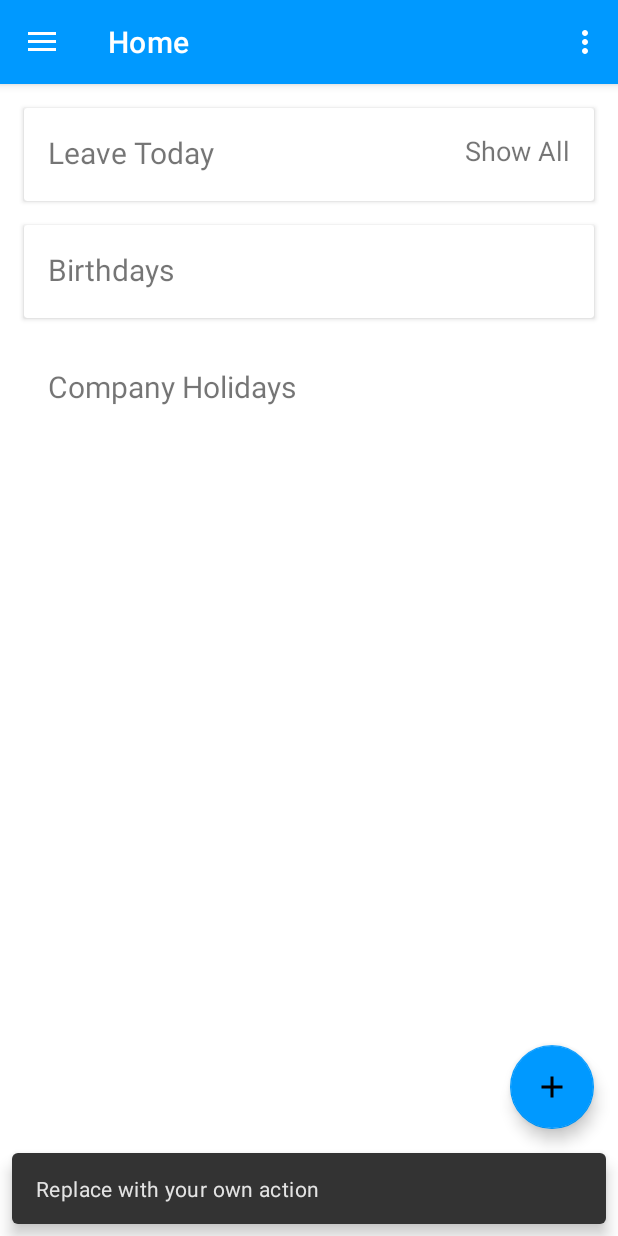
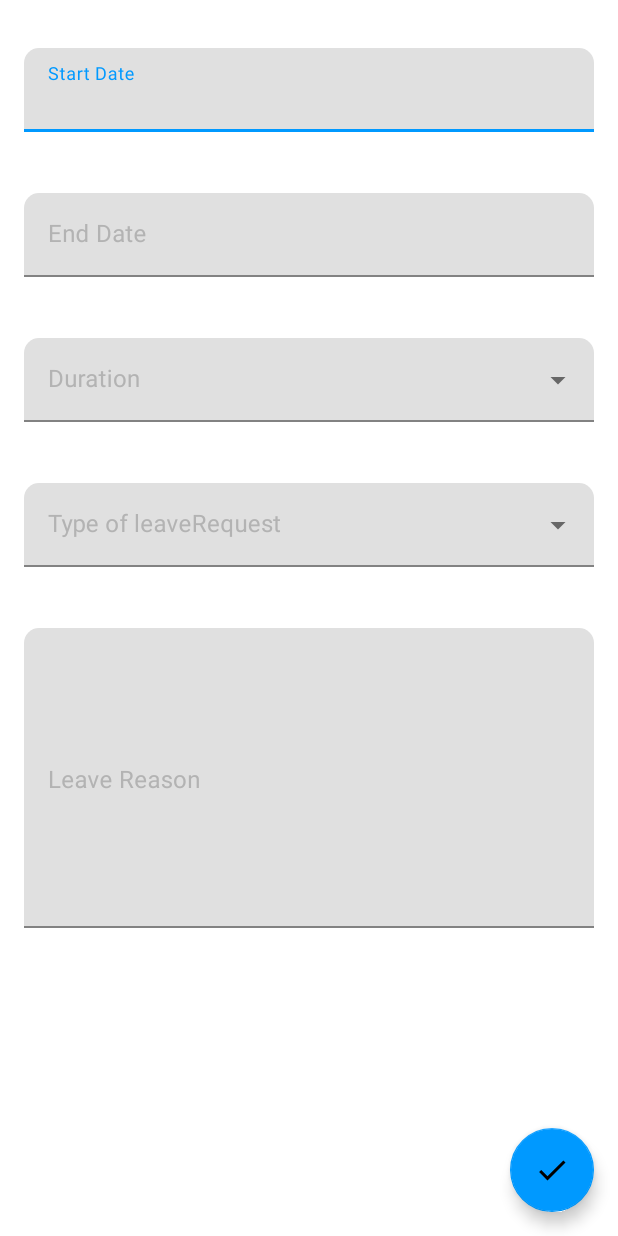
Before and after one commit to incwell-technology/and-lms, an Android app: the DashboardActivity screen opened directly, with no data from a screen before it, after a tap on an icon or button, on a phone screen of 412 x 824 dp. Run offline under Robolectric (Android 15) with nearby library versions, the phone set to English and light mode, and no system bars; our stand-ins replace Picasso, data binding; libraries missing offline, so code that uses them is left out: com.mikhaellopez.circularimageview, com.orhanobut.hawk, com.xwray.groupie; network calls fail; pictures from the network do not load; 4 statements that could not run were skipped.

Commit message:
leave apply feature added

```diff
--- a/app/src/main/AndroidManifest.xml
+++ b/app/src/main/AndroidManifest.xml
@@ -15,6 +15,8 @@
             android:supportsRtl="true"
             android:theme="@style/AppTheme"
             tools:ignore="GoogleAppIndexingWarning">
+        <activity android:name="com.incwelltechnology.lms.ui.leaveRequest.LeaveActivity">
+        </activity>
         <activity android:name=".ui.employee.EmployeeActivity">
         </activity>
         <activity
@@ -29,6 +31,7 @@
                 <category android:name="android.intent.category.LAUNCHER"/>
             </intent-filter>
         </activity>
+        <activity android:name=".ui.leave.LeaveActivity"/>
     </application>
 
 </manifest>
--- a/app/src/main/java/com/incwelltechnology/lms/ui/employee/EmployeeRepository.kt
+++ b/app/src/main/java/com/incwelltechnology/lms/data/repository/EmployeeRepository.kt
@@ -1,4 +1,4 @@
-package com.incwelltechnology.lms.ui.employee
+package com.incwelltechnology.lms.data.repository
 
 import com.incwelltechnology.lms.data.network.LmsApi
 
--- /dev/null
+++ b/app/src/main/java/com/incwelltechnology/lms/data/repository/LeaveRepository.kt
@@ -0,0 +1,19 @@
+package com.incwelltechnology.lms.data.repository
+
+import com.incwelltechnology.lms.data.model.BaseResponse
+import com.incwelltechnology.lms.data.model.LeaveRequest
+import com.incwelltechnology.lms.data.network.LmsApi
+import retrofit2.Response
+
+class LeaveRepository(private val lmsApi: LmsApi){
+    suspend fun applyLeave(
+        type:String,
+        from_date:String,
+        to_date:String,
+        half_day:Boolean,
+        leave_reason:String
+    ):Response<BaseResponse<LeaveRequest>>{
+        val leave=LeaveRequest(type,from_date,to_date,half_day,leave_reason)
+        return lmsApi.applyLeave(leave)
+    }
+}
--- a/app/src/main/java/com/incwelltechnology/lms/module/EmployeeModules.kt
+++ b/app/src/main/java/com/incwelltechnology/lms/module/EmployeeModules.kt
@@ -1,6 +1,6 @@
 package com.incwelltechnology.lms.module
 
-import com.incwelltechnology.lms.ui.employee.EmployeeRepository
+import com.incwelltechnology.lms.data.repository.EmployeeRepository
 import com.incwelltechnology.lms.ui.employee.EmployeeViewModel
 import org.koin.androidx.viewmodel.dsl.viewModel
 import org.koin.dsl.module
--- /dev/null
+++ b/app/src/main/java/com/incwelltechnology/lms/module/LeaveModules.kt
@@ -0,0 +1,13 @@
+package com.incwelltechnology.lms.module
+
+import com.incwelltechnology.lms.data.repository.LeaveRepository
+import com.incwelltechnology.lms.ui.leave.LeaveActivity
+import com.incwelltechnology.lms.ui.leave.LeaveViewModel
+import org.koin.androidx.viewmodel.dsl.viewModel
+import org.koin.dsl.module
+
+val leaveModule= module {
+    viewModel { LeaveViewModel(get()) }
+    single { LeaveActivity() }
+    single { LeaveRepository(get()) }
+}
--- a/app/src/main/java/com/incwelltechnology/lms/ui/employee/EmployeeViewModel.kt
+++ b/app/src/main/java/com/incwelltechnology/lms/ui/employee/EmployeeViewModel.kt
@@ -3,6 +3,7 @@ package com.incwelltechnology.lms.ui.employee
 import androidx.lifecycle.MutableLiveData
 import androidx.lifecycle.ViewModel
 import com.incwelltechnology.lms.data.model.Employee
+import com.incwelltechnology.lms.data.repository.EmployeeRepository
 import com.incwelltechnology.lms.util.Coroutine
 import kotlinx.coroutines.Dispatchers
 import kotlinx.coroutines.withContext
--- a/app/src/main/java/com/incwelltechnology/lms/ui/home/DashboardActivity.kt
+++ b/app/src/main/java/com/incwelltechnology/lms/ui/home/DashboardActivity.kt
@@ -16,7 +16,6 @@ import androidx.lifecycle.Observer
 import androidx.recyclerview.widget.LinearLayoutManager
 import androidx.recyclerview.widget.RecyclerView
 import com.google.android.material.navigation.NavigationView
-import com.google.android.material.snackbar.Snackbar
 import com.incwelltechnology.lms.R
 import com.incwelltechnology.lms.data.model.Birthday
 import com.incwelltechnology.lms.databinding.ActivityDashboardBinding
@@ -26,6 +25,7 @@ import com.incwelltechnology.lms.ui.auth.LoginActivity
 import com.incwelltechnology.lms.ui.employee.EmployeeActivity
 import com.incwelltechnology.lms.ui.home.birthday.BirthdayItem
 import com.incwelltechnology.lms.ui.home.fragment.ProfileFragment
+import com.incwelltechnology.lms.ui.leave.LeaveActivity
 import com.incwelltechnology.lms.util.toast
 import com.mikhaellopez.circularimageview.CircularImageView
 import com.squareup.picasso.Picasso
@@ -51,9 +51,10 @@ class DashboardActivity : BaseActivity<ActivityDashboardBinding>(), NavigationVi
 
         //sets color of fab
         fab.backgroundTintList= ColorStateList.valueOf(resources.getColor(R.color.colorAccent))
-        fab.setOnClickListener { view ->
-            Snackbar.make(view, "Replace with your own action", Snackbar.LENGTH_LONG)
-                .setAction("Action", null).show()
+        fab.setOnClickListener {
+            val intent = Intent(this, LeaveActivity::class.java)
+            startActivity(intent)
+            overridePendingTransition(R.anim.slide_in_right, R.anim.slide_in_left)
         }
         val drawerLayout: DrawerLayout = findViewById(R.id.drawer_layout)
         val navView: NavigationView = findViewById(R.id.nav_view)
--- /dev/null
+++ b/app/src/main/java/com/incwelltechnology/lms/ui/leave/LeaveActivity.kt
@@ -0,0 +1,127 @@
+package com.incwelltechnology.lms.ui.leave
+
+import android.app.DatePickerDialog
+import android.content.Context
+import android.os.Bundle
+import android.text.Editable
+import android.widget.ArrayAdapter
+import android.widget.AutoCompleteTextView
+import android.widget.DatePicker
+import androidx.fragment.app.DialogFragment
+import com.incwelltechnology.lms.R
+import com.incwelltechnology.lms.databinding.ActivityLeaveBinding
+import com.incwelltechnology.lms.ui.BaseActivity
+import com.incwelltechnology.lms.ui.home.fragment.DatePickerFragment
+import com.incwelltechnology.lms.util.hide
+import com.incwelltechnology.lms.util.show
+import com.incwelltechnology.lms.util.snack
+import kotlinx.android.synthetic.main.activity_leave.*
+import org.koin.androidx.viewmodel.ext.android.viewModel
+import java.util.*
+
+class LeaveActivity : BaseActivity<ActivityLeaveBinding>(), DatePickerDialog.OnDateSetListener, LeaveListener{
+
+    var tagNumber: Int = 1
+    private val leaveViewModel: LeaveViewModel by viewModel()
+
+    override fun onCreate(savedInstanceState: Bundle?) {
+        super.onCreate(savedInstanceState)
+        super.dataBinding.leave=leaveViewModel
+
+        leaveViewModel.leaveListener=this
+
+        val holiday = arrayOf("Half Day", "Full Day")
+        val type = arrayOf("Annual Leave", "Sick Leave", "CompensationActivity Leave", "Unpaid Leave")
+        dropDown(this, holiday, leave_dropdown)
+        dropDown(this, type, type_of_leave_dropdown)
+
+        start_date.setOnClickListener {
+            val datePicker: DialogFragment = DatePickerFragment()
+            datePicker.show(supportFragmentManager, "start date picker")
+            tagNumber = 0
+        }
+        end_date.setOnClickListener {
+            val datePicker: DialogFragment = DatePickerFragment()
+            datePicker.show(supportFragmentManager, "end date picker")
+            tagNumber = 1
+        }
+
+        apply_leave.setOnClickListener {
+            val type = type_of_leave_dropdown.text.toString()
+            val from_date = start_date.text.toString()
+            val to_date = end_date.text.toString()
+            val leave = leave_dropdown.text.toString()
+            val leave_reason = reason.text.toString()
+
+            when{
+                from_date.isEmpty() -> {
+                    layout_start_date.error = "Start Date Field is Empty"
+                    layout_start_date.requestFocus()
+                    return@setOnClickListener
+                }
+                to_date.isEmpty() -> {
+                    layout_end_date.error = "End Date Field is Empty"
+                    layout_end_date.requestFocus()
+                    return@setOnClickListener
+                }
+                leave.isEmpty() -> {
+                    layout_duration.error="Duration Field is Empty"
+                    layout_duration.requestFocus()
+                    return@setOnClickListener
+                }
+                type.isEmpty() -> {
+                    layout_type_of_leave.error="Leave Type Field is Empty"
+                    layout_type_of_leave.requestFocus()
+                    return@setOnClickListener
+                }
+                leave_reason.isEmpty() -> {
+                    layout_leave_reason.error="Leave Reason Field is Empty"
+                    layout_leave_reason.requestFocus()
+                    return@setOnClickListener
+                }
+                else ->{
+                    leaveViewModel.getValues(type,from_date,to_date,leave,leave_reason)
+                    leaveViewModel.onApplyButtonClick()
+
+                }
+            }
+        }
+
+    }
+
+    override fun getLayout(): Int {
+        return R.layout.activity_leave
+    }
+
+    override fun onStarted() {
+        processing.show()
+    }
+
+    override fun onSuccess(message: String) {
+        processing.hide()
+        apply_leave.snack(message)
+    }
+
+    override fun onFailure(message: String) {
+        processing.hide()
+        apply_leave.snack(message)
+    }
+
+    override fun onDateSet(view: DatePicker?, year: Int, month: Int, dayOfMonth: Int) {
+        val calendar = Calendar.getInstance()
+        calendar.set(Calendar.YEAR, year)
+        calendar.set(Calendar.MONTH, month)
+        calendar.set(Calendar.DAY_OF_MONTH, dayOfMonth)
+//        val currentDate = DateFormat.getDateInstance().format(calendar.time)
+        val currentDate = "$year-$month-$dayOfMonth"
+        if (tagNumber == 0) {
+            start_date.text = Editable.Factory.getInstance().newEditable(currentDate)
+        } else {
+            end_date.text = Editable.Factory.getInstance().newEditable(currentDate)
+        }
+    }
+
+    private fun dropDown(context: Context, objects: Array<String>, id: AutoCompleteTextView) {
+        id.setAdapter(ArrayAdapter(context, R.layout.dropdown_menu_popup_item, objects))
+    }
+}
--- /dev/null
+++ b/app/src/main/java/com/incwelltechnology/lms/ui/leave/LeaveListener.kt
@@ -0,0 +1,7 @@
+package com.incwelltechnology.lms.ui.leave
+
+interface LeaveListener {
+    fun onStarted()
+    fun onSuccess(message: String)
+    fun onFailure(message:String)
+}
--- /dev/null
+++ b/app/src/main/java/com/incwelltechnology/lms/ui/leave/LeaveViewModel.kt
@@ -0,0 +1,52 @@
+package com.incwelltechnology.lms.ui.leave
+
+import androidx.lifecycle.ViewModel
+import com.incwelltechnology.lms.data.repository.LeaveRepository
+import com.incwelltechnology.lms.util.Coroutine
+import kotlinx.coroutines.Dispatchers
+import kotlinx.coroutines.withContext
+
+class LeaveViewModel(private val leaveRepository: LeaveRepository) : ViewModel() {
+    private var type: String? = null
+    private var startDate: String? = null
+    private var endDate: String? = null
+    private var halfDay: Boolean? = null
+    private var leaveReason: String? = null
+
+    var leaveListener:LeaveListener ?= null
+
+    fun getValues(
+        type: String,
+        from_date: String,
+        to_date: String,
+        leave: String,
+        leave_reason: String
+    ) {
+        this.type = type
+        startDate = from_date
+        endDate = to_date
+        halfDay = when (leave) {
+            "Half Day" -> true
+            "Full Day" -> false
+            else -> return
+        }
+        leaveReason = leave_reason
+    }
+
+    fun onApplyButtonClick() {
+        leaveListener!!.onStarted()
+//        Log.d("test","$type,$startDate,$endDate,$halfDay,$leaveReason")
+        Coroutine.io {
+            val leaveResponse = leaveRepository.applyLeave(type!!, startDate!!, endDate!!, halfDay!!, leaveReason!!)
+            if (leaveResponse.body()!!.status) {
+                withContext(Dispatchers.Main) {
+                    leaveListener!!.onSuccess("Leave Request sent successfully!")
+                }
+            } else {
+                withContext(Dispatchers.Main) {
+                    leaveListener!!.onFailure("Sorry! Your request failed.")
+                }
+            }
+        }
+    }
+}
--- /dev/null
+++ b/app/src/main/res/drawable/ic_check_black_24dp.xml
@@ -0,0 +1,5 @@
+<vector android:height="24dp" android:tint="#FFFFFF"
+    android:viewportHeight="24.0" android:viewportWidth="24.0"
+    android:width="24dp" xmlns:android="http://schemas.android.com/apk/res/android">
+    <path android:fillColor="#FF000000" android:pathData="M9,16.17L4.83,12l-1.42,1.41L9,19 21,7l-1.41,-1.41z"/>
+</vector>
--- /dev/null
+++ b/app/src/main/res/layout/activity_leave.xml
@@ -0,0 +1,162 @@
+<?xml version="1.0" encoding="utf-8"?>
+<layout
+        xmlns:android="http://schemas.android.com/apk/res/android"
+        xmlns:app="http://schemas.android.com/apk/res-auto"
+        xmlns:tools="http://schemas.android.com/tools">
+    <data>
+        <variable
+                name="leave"
+                type="com.incwelltechnology.lms.ui.leave.LeaveViewModel"/>
+    </data>
+    <FrameLayout
+            android:layout_width="match_parent"
+            android:layout_height="match_parent"
+            android:orientation="vertical"
+            tools:context=".activity.LeaveActivity">
+
+        <androidx.appcompat.widget.LinearLayoutCompat
+                android:layout_width="match_parent"
+                android:layout_height="wrap_content"
+                android:orientation="vertical">
+            <com.google.android.material.textfield.TextInputLayout
+                    app:boxStrokeColor="@color/colorPrimary"
+                    android:textColorHint="@color/colorTextSecondary"
+                    android:id="@+id/layout_start_date"
+                    android:layout_width="match_parent"
+                    android:layout_height="wrap_content"
+                    android:hint="@string/hint_startdate"
+                    android:elevation="@dimen/dimen_5x2"
+                    style="@style/Widget.MaterialComponents.TextInputLayout.FilledBox"
+                    android:layout_marginEnd="@dimen/dimen_8x2"
+                    app:boxCornerRadiusTopEnd="@dimen/dimen_5x2"
+                    app:boxCornerRadiusTopStart="@dimen/dimen_5x2"
+                    android:layout_marginTop="@dimen/dimen_8x4"
+                    android:layout_marginBottom="@dimen/dimen_8x2"
+                    android:layout_marginStart="@dimen/dimen_8x2"
+                    app:errorEnabled="true">
+                <com.google.android.material.textfield.TextInputEditText
+                        android:id="@+id/start_date"
+                        android:textColor="@color/colorText"
+                        android:layout_width="match_parent"
+                        android:layout_height="wrap_content"
+                        android:focusable="true"/>
+
+            </com.google.android.material.textfield.TextInputLayout>
+
+            <com.google.android.material.textfield.TextInputLayout
+                    app:boxStrokeColor="@color/colorPrimary"
+                    android:textColorHint="@color/colorTextSecondary"
+                    android:id="@+id/layout_end_date"
+                    android:layout_width="match_parent"
+                    android:layout_height="wrap_content"
+                    android:hint="@string/hint_enddate"
+                    android:elevation="@dimen/dimen_5x2"
+                    style="@style/Widget.MaterialComponents.TextInputLayout.FilledBox"
+                    android:layout_marginEnd="@dimen/dimen_8x2"
+                    app:boxCornerRadiusTopEnd="@dimen/dimen_5x2"
+                    app:boxCornerRadiusTopStart="@dimen/dimen_5x2"
+                    android:layout_marginBottom="@dimen/dimen_8x2"
+                    android:layout_marginStart="@dimen/dimen_8x2"
+                    android:layout_marginTop="@dimen/dimen_4"
+                    app:errorEnabled="true">
+                <com.google.android.material.textfield.TextInputEditText
+                        android:id="@+id/end_date"
+                        android:textColor="@color/colorText"
+                        android:layout_width="match_parent"
+                        android:layout_height="wrap_content"/>
+            </com.google.android.material.textfield.TextInputLayout>
+
+            <com.google.android.material.textfield.TextInputLayout
+                    android:id="@+id/layout_duration"
+                    app:boxStrokeColor="@color/colorPrimary"
+                    android:textColorHint="@color/colorTextSecondary"
+                    style="@style/Widget.MaterialComponents.TextInputLayout.FilledBox.ExposedDropdownMenu"
+                    android:layout_width="match_parent"
+                    android:layout_height="wrap_content"
+                    android:layout_marginStart="@dimen/dimen_8x2"
+                    android:layout_marginEnd="@dimen/dimen_8x2"
+                    android:layout_marginBottom="@dimen/dimen_8x2"
+                    android:layout_marginTop="@dimen/dimen_4"
+                    app:boxCornerRadiusTopEnd="@dimen/dimen_5x2"
+                    app:boxCornerRadiusTopStart="@dimen/dimen_5x2"
+                    android:hint="@string/hint_duration"
+                    app:errorEnabled="true">
+
+                <AutoCompleteTextView
+                        android:labelFor="@+id/layout_duration"
+                        android:id="@+id/leave_dropdown"
+                        android:textColor="@color/colorText"
+                        android:layout_width="match_parent"
+                        android:layout_height="wrap_content"/>
+
+            </com.google.android.material.textfield.TextInputLayout>
+
+            <com.google.android.material.textfield.TextInputLayout
+                    android:id="@+id/layout_type_of_leave"
+                    app:boxStrokeColor="@color/colorPrimary"
+                    android:textColorHint="@color/colorTextSecondary"
+                    style="@style/Widget.MaterialComponents.TextInputLayout.FilledBox.ExposedDropdownMenu"
+                    android:layout_width="match_parent"
+                    android:layout_height="wrap_content"
+                    android:layout_marginStart="@dimen/dimen_8x2"
+                    android:layout_marginEnd="@dimen/dimen_8x2"
+                    android:layout_marginBottom="@dimen/dimen_8x2"
+                    android:layout_marginTop="@dimen/dimen_4"
+                    app:boxCornerRadiusTopEnd="@dimen/dimen_5x2"
+                    app:boxCornerRadiusTopStart="@dimen/dimen_5x2"
+                    android:hint="@string/hint_tol"
+                    app:errorEnabled="true">
+
+                <AutoCompleteTextView
+                        android:id="@+id/type_of_leave_dropdown"
+                        android:textColor="@color/colorText"
+                        android:layout_width="match_parent"
+                        android:layout_height="wrap_content"/>
+
+            </com.google.android.material.textfield.TextInputLayout>
+
+            <com.google.android.material.textfield.TextInputLayout
+                    android:id="@+id/layout_leave_reason"
+                    app:boxStrokeColor="@color/colorPrimary"
+                    android:textColorHint="@color/colorTextSecondary"
+                    android:layout_marginStart="@dimen/dimen_8x2"
+                    android:layout_marginEnd="@dimen/dimen_8x2"
+                    android:layout_marginBottom="@dimen/dimen_8x4"
+                    android:layout_marginTop="@dimen/dimen_4"
+                    app:boxCornerRadiusTopEnd="@dimen/dimen_5x2"
+                    app:boxCornerRadiusTopStart="@dimen/dimen_5x2"
+                    android:layout_width="match_parent"
+                    android:layout_height="wrap_content"
+                    android:hint="@string/hint_leavereason"
+                    style="@style/Widget.MaterialComponents.TextInputLayout.FilledBox"
+                    app:errorEnabled="true">
+                <com.google.android.material.textfield.TextInputEditText
+                        android:inputType="textLongMessage|textMultiLine"
+                        android:height="200dp"
+                        android:gravity="start"
+                        android:textColor="@color/colorText"
+                        android:id="@+id/reason"
+                        android:layout_width="match_parent"
+                        android:layout_height="wrap_content"/>
+            </com.google.android.material.textfield.TextInputLayout>
+
+
+        </androidx.appcompat.widget.LinearLayoutCompat>
+
+        <com.google.android.material.floatingactionbutton.FloatingActionButton
+                android:id="@+id/apply_leave"
+                android:layout_width="wrap_content"
+                android:layout_height="wrap_content"
+                android:layout_margin="@dimen/fab_margin"
+                android:layout_gravity="bottom|end"
+                app:srcCompat="@drawable/ic_check_black_24dp"
+                app:backgroundTint="@color/colorPrimary"/>
+
+        <ProgressBar
+                android:id="@+id/processing"
+                android:visibility="gone"
+                android:layout_width="wrap_content"
+                android:layout_height="wrap_content"
+                android:layout_gravity="center"/>
+    </FrameLayout>
+</layout>
--- a/app/src/main/res/layout/content_dashboard.xml
+++ b/app/src/main/res/layout/content_dashboard.xml
@@ -17,7 +17,7 @@
             app:layout_constraintStart_toStartOf="parent" app:layout_constraintEnd_toEndOf="parent"
             app:layout_constraintBottom_toBottomOf="parent">
 
-        <!--for showing leave-->
+        <!--for showing leaveRequest-->
         <androidx.cardview.widget.CardView
                 android:layout_width="match_parent"
                 android:layout_height="wrap_content"
--- a/app/src/main/res/values/dimens.xml
+++ b/app/src/main/res/values/dimens.xml
@@ -1,6 +1,7 @@
 <resources>
     <dimen name="dimen">0dp</dimen>
     <dimen name="dimen_1">1dp</dimen>
+    <dimen name="dimen_4">4dp</dimen>
     <dimen name="dimen_8x1">8dp</dimen>
     <dimen name="dimen_8x2">16dp</dimen>
     <dimen name="dimen_8x3">24dp</dimen>
--- a/app/src/main/res/values/strings.xml
+++ b/app/src/main/res/values/strings.xml
@@ -29,4 +29,9 @@
     <string name="department">Department</string>
     <string name="phone">Phone</string>
     <string name="leave_issuer">Leave Issuer</string>
+    <string name="hint_startdate">Start Date</string>
+    <string name="hint_enddate">End Date</string>
+    <string name="hint_duration">Duration</string>
+    <string name="hint_tol">Type of leaveRequest</string>
+    <string name="hint_leavereason">Leave Reason</string>
 </resources>
```
Also changed, not shown: app/src/main/java/com/incwelltechnology/lms/App.kt (+2 -5 lines), app/src/main/java/com/incwelltechnology/lms/data/model/LeaveRequest.kt (added, +9 -0 lines), app/src/main/java/com/incwelltechnology/lms/data/network/LmsApi.kt (+4 -3 lines), app/src/main/java/com/incwelltechnology/lms/ui/home/fragment/DatePickerFragment.kt (added, +17 -0 lines), app/src/main/res/layout/dropdown_menu_popup_item.xml (added, +8 -0 lines).
